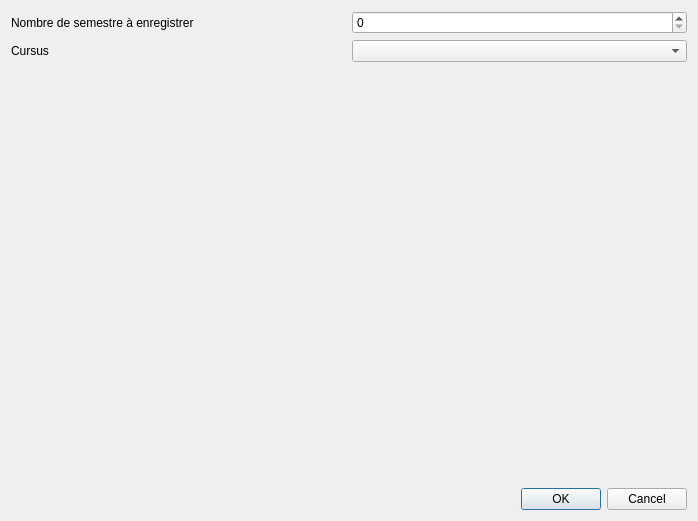
Old version of the form window/ajoutdossier.ui in the repository roddehugo/utprofiler.
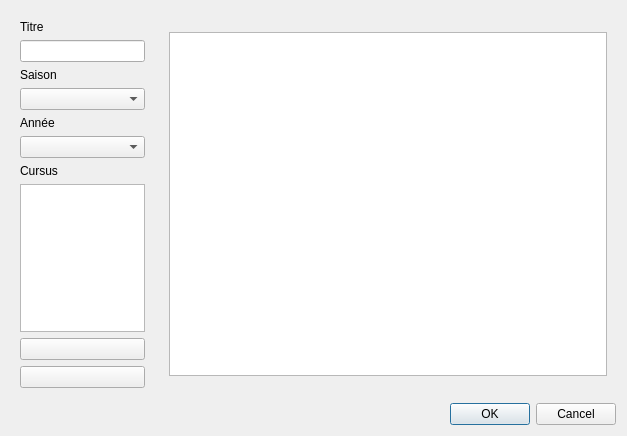
New version of the form. Icons and pictures are not drawn.

Commit message: remplacer dossier par cursus dans semestre

Patch:
```diff
--- a/window/ajoutdossier.ui
+++ b/window/ajoutdossier.ui
@@ -6,8 +6,8 @@
    <rect>
     <x>0</x>
     <y>0</y>
-    <width>698</width>
-    <height>521</height>
+    <width>627</width>
+    <height>436</height>
    </rect>
   </property>
   <property name="windowTitle">
@@ -15,40 +15,182 @@
   </property>
   <layout class="QGridLayout" name="gridLayout_2">
    <item row="0" column="0">
-    <layout class="QGridLayout" name="gridLayout">
-     <item row="0" column="0">
-      <widget class="QLabel" name="label">
-       <property name="text">
-        <string>Nombre de semestre à enregistrer</string>
-       </property>
+    <layout class="QHBoxLayout" name="horizontalLayout">
+     <property name="sizeConstraint">
+      <enum>QLayout::SetMinAndMaxSize</enum>
+     </property>
+     <item>
+      <widget class="QWidget" name="middleWidget" native="true">
+       <layout class="QGridLayout" name="gridLayout_3">
+        <item row="6" column="0">
+         <widget class="QComboBox" name="anneeCombo"/>
+        </item>
+        <item row="1" column="0">
+         <widget class="QLabel" name="SemestreLabel">
+          <property name="text">
+           <string>Titre</string>
+          </property>
+         </widget>
+        </item>
+        <item row="8" column="0">
+         <widget class="QListWidget" name="listAll">
+          <property name="focusPolicy">
+           <enum>Qt::StrongFocus</enum>
+          </property>
+         </widget>
+        </item>
+        <item row="2" column="0">
+         <widget class="QLineEdit" name="titreEdit"/>
+        </item>
+        <item row="3" column="0">
+         <widget class="QLabel" name="resultatLabel">
+          <property name="text">
+           <string>Saison</string>
+          </property>
+         </widget>
+        </item>
+        <item row="11" column="0">
+         <widget class="QPushButton" name="retirerBouton">
+          <property name="enabled">
+           <bool>true</bool>
+          </property>
+          <property name="sizePolicy">
+           <sizepolicy hsizetype="Minimum" vsizetype="Minimum">
+            <horstretch>0</horstretch>
+            <verstretch>0</verstretch>
+           </sizepolicy>
+          </property>
+          <property name="focusPolicy">
+           <enum>Qt::StrongFocus</enum>
+          </property>
+          <property name="icon">
+           <iconset resource="../resources/files.qrc">
+            <normaloff>:/images/moins</normaloff>:/images/moins</iconset>
+          </property>
+         </widget>
+        </item>
+        <item row="10" column="0">
+         <widget class="QPushButton" name="ajouterBouton">
+          <property name="sizePolicy">
+           <sizepolicy hsizetype="Minimum" vsizetype="Minimum">
+            <horstretch>0</horstretch>
+            <verstretch>0</verstretch>
+           </sizepolicy>
+          </property>
+          <property name="focusPolicy">
+           <enum>Qt::StrongFocus</enum>
+          </property>
+          <property name="text">
+           <string/>
+          </property>
+          <property name="icon">
+           <iconset resource="../resources/files.qrc">
+            <normaloff>:/images/plus</normaloff>:/images/plus</iconset>
+          </property>
+          <property name="checkable">
+           <bool>false</bool>
+          </property>
+         </widget>
+        </item>
+        <item row="4" column="0">
+         <widget class="QComboBox" name="saisonCombo">
+          <property name="focusPolicy">
+           <enum>Qt::StrongFocus</enum>
+          </property>
+         </widget>
+        </item>
+        <item row="5" column="0">
+         <widget class="QLabel" name="anneeLabel">
+          <property name="text">
+           <string>Année</string>
+          </property>
+         </widget>
+        </item>
+        <item row="7" column="0">
+         <widget class="QLabel" name="CursusLabel">
+          <property name="text">
+           <string>Cursus</string>
+          </property>
+         </widget>
+        </item>
+        <item row="9" column="0">
+         <spacer name="verticalSpacer_2">
+          <property name="orientation">
+           <enum>Qt::Vertical</enum>
+          </property>
+          <property name="sizeHint" stdset="0">
+           <size>
+            <width>20</width>
+            <height>40</height>
+           </size>
+          </property>
+         </spacer>
+        </item>
+        <item row="15" column="0">
+         <spacer name="verticalSpacer">
+          <property name="orientation">
+           <enum>Qt::Vertical</enum>
+          </property>
+          <property name="sizeType">
+           <enum>QSizePolicy::Expanding</enum>
+          </property>
+          <property name="sizeHint" stdset="0">
+           <size>
+            <width>20</width>
+            <height>40</height>
+           </size>
+          </property>
+         </spacer>
+        </item>
+       </layout>
       </widget>
      </item>
-     <item row="0" column="1">
-      <widget class="QSpinBox" name="spinBox"/>
-     </item>
-     <item row="1" column="0">
-      <widget class="QLabel" name="label_2">
-       <property name="text">
-        <string>Cursus</string>
-       </property>
+     <item>
+      <widget class="QWidget" name="frame" native="true">
+       <layout class="QGridLayout" name="gridLayout_4">
+        <item row="0" column="0">
+         <widget class="QTableWidget" name="m_pTableWidget">
+          <property name="sizePolicy">
+           <sizepolicy hsizetype="Fixed" vsizetype="Fixed">
+            <horstretch>0</horstretch>
+            <verstretch>0</verstretch>
+           </sizepolicy>
+          </property>
+          <property name="minimumSize">
+           <size>
+            <width>438</width>
+            <height>344</height>
+           </size>
+          </property>
+          <property name="maximumSize">
+           <size>
+            <width>438</width>
+            <height>344</height>
+           </size>
+          </property>
+          <property name="baseSize">
+           <size>
+            <width>438</width>
+            <height>344</height>
+           </size>
+          </property>
+          <property name="sortingEnabled">
+           <bool>false</bool>
+          </property>
+          <attribute name="horizontalHeaderCascadingSectionResizes">
+           <bool>true</bool>
+          </attribute>
+          <attribute name="verticalHeaderShowSortIndicator" stdset="0">
+           <bool>true</bool>
+          </attribute>
+          <attribute name="verticalHeaderStretchLastSection">
+           <bool>true</bool>
+          </attribute>
+         </widget>
+        </item>
+       </layout>
       </widget>
      </item>
-     <item row="1" column="1">
-      <widget class="QComboBox" name="comboBox"/>
-     </item>
-     <item row="2" column="0">
-      <spacer name="verticalSpacer">
-       <property name="orientation">
-        <enum>Qt::Vertical</enum>
-       </property>
-       <property name="sizeHint" stdset="0">
-        <size>
-         <width>20</width>
-         <height>40</height>
-        </size>
-       </property>
-      </spacer>
-     </item>
     </layout>
    </item>
    <item row="1" column="0">
```
Left out of the diff: 4 changed lines with no effect on the pictures. The commit also changes 17 other files.
